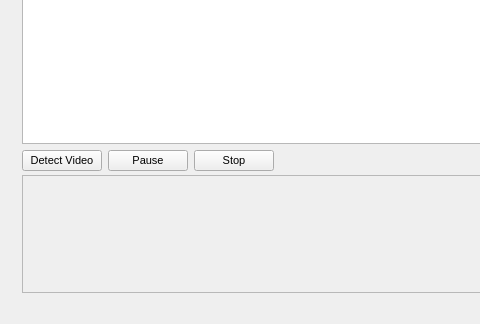
Before: the Qt Designer form verteiltes_yolov3/gui.ui in farbton/verteiltes_yolov3, drawn with Qt 5; both pictures show x 0 to 480 and y 619 to 943 of the 1251 by 943 pixel window.
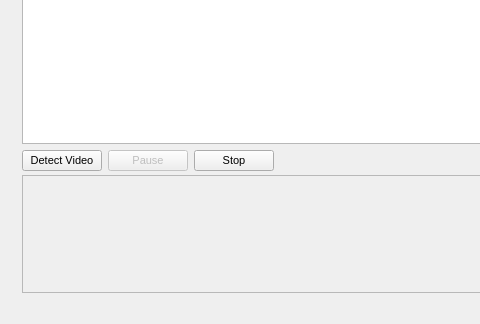
After: the same form once the commit is applied.

What changed in the file:
```diff
--- a/verteiltes_yolov3/gui.ui
+++ b/verteiltes_yolov3/gui.ui
@@ -86,6 +86,9 @@
               </item>
               <item>
                <widget class="QPushButton" name="pushButton_2">
+                <property name="enabled">
+                 <bool>false</bool>
+                </property>
                 <property name="font">
                  <font>
                   <pointsize>8</pointsize>
```
Left out of the diff: 11 changed lines with no effect on the pictures.
